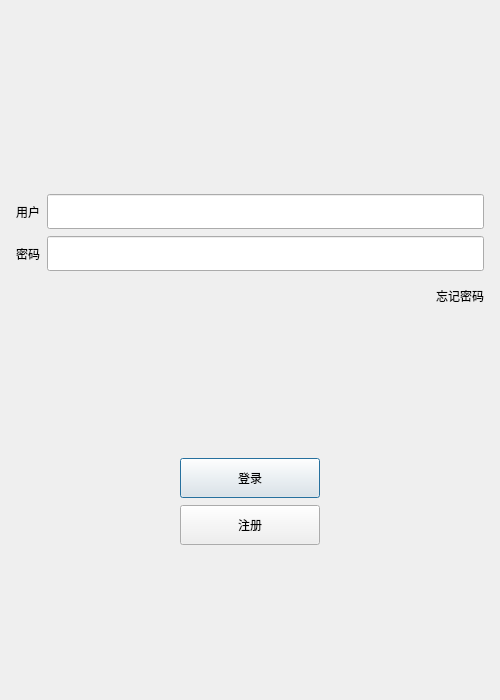
Above: QtPanel/logindialog.ui from KBchulan/WhxChat before the change. Below: the same form after it.
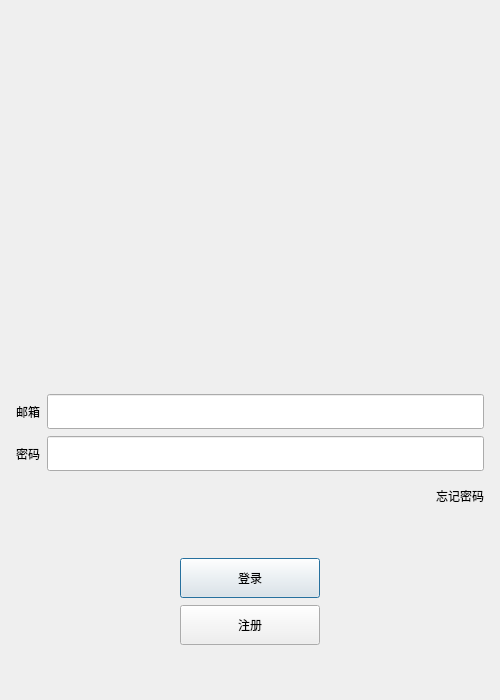
That is the form after the change. Icons and pictures are not drawn. Custom widgets are drawn as their Qt base class.

```diff
--- a/QtPanel/logindialog.ui
+++ b/QtPanel/logindialog.ui
@@ -44,10 +44,38 @@
       <number>5</number>
      </property>
      <item>
-      <widget class="QWidget" name="widget" native="true">
+      <widget class="QLabel" name="err_tip">
+       <property name="text">
+        <string/>
+       </property>
+       <property name="alignment">
+        <set>Qt::AlignCenter</set>
+       </property>
+      </widget>
+     </item>
+     <item>
+      <widget class="QWidget" name="head_widget" native="true">
+       <property name="minimumSize">
+        <size>
+         <width>450</width>
+         <height>300</height>
+        </size>
+       </property>
        <layout class="QGridLayout" name="gridLayout">
         <item row="0" column="0">
-         <widget class="QLabel" name="label">
+         <widget class="QLabel" name="head_label">
+          <property name="minimumSize">
+           <size>
+            <width>445</width>
+            <height>295</height>
+           </size>
+          </property>
+          <property name="maximumSize">
+           <size>
+            <width>445</width>
+            <height>295</height>
+           </size>
+          </property>
           <property name="text">
            <string/>
           </property>
@@ -92,7 +120,7 @@
           </size>
          </property>
          <property name="text">
-          <string>用户</string>
+          <string>邮箱</string>
          </property>
         </widget>
        </item>
```
Left out of the diff: 11 changed lines with no effect on the pictures.
